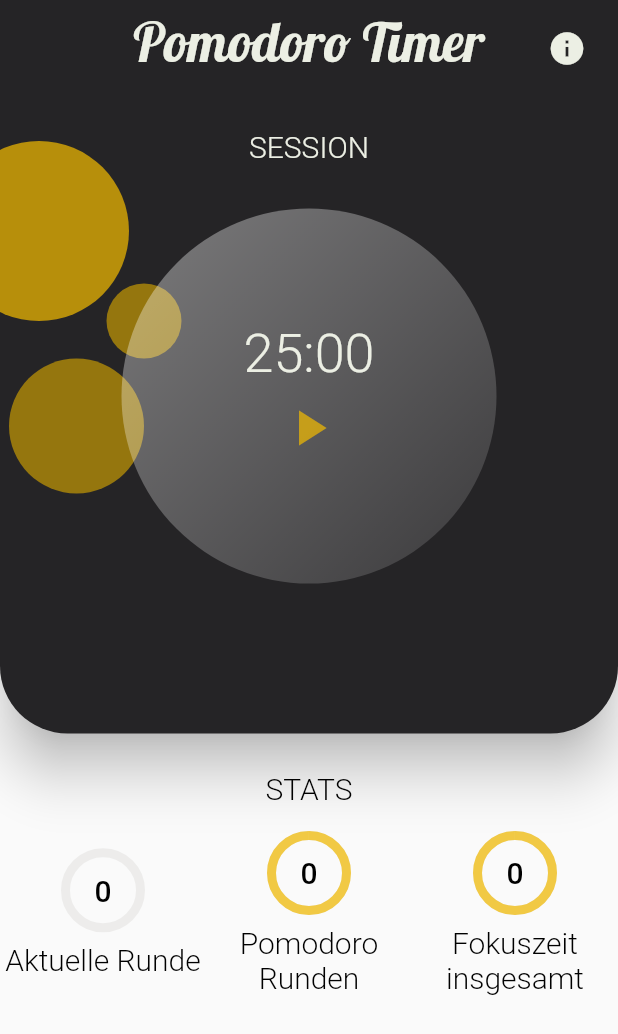
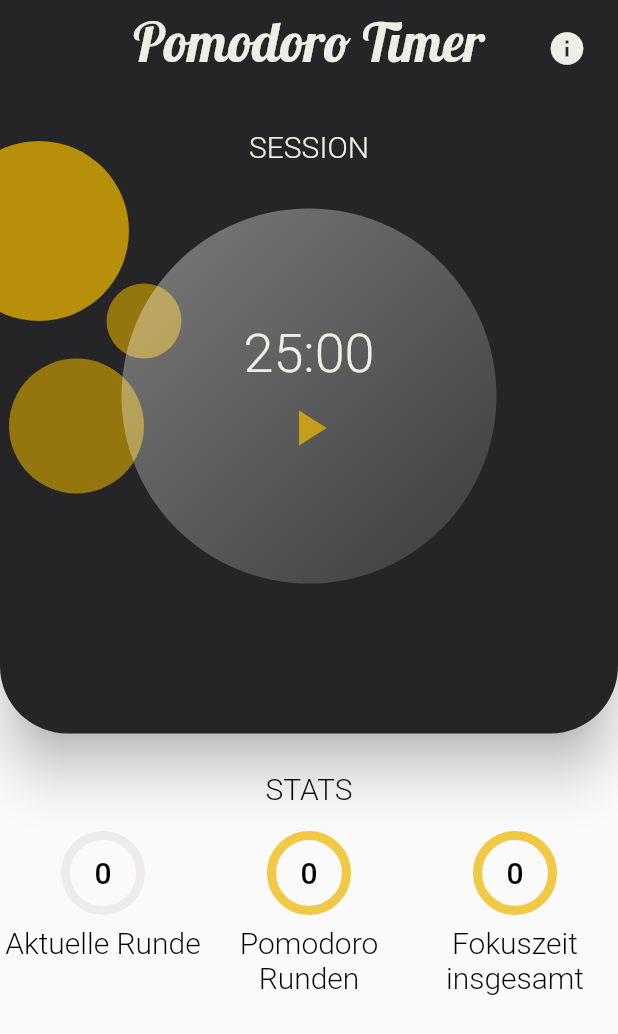
Before and after one commit to franci3/pomodoro-app, a Flutter app: the screen it shows after launch, on a phone screen of 412 x 824 dp. Shown: the top 1034 px of the screen. Run offline on Flutter 3.47's test engine with Material 2 defaults, Android fonts, the phone set to English and light mode, and no system bars; our stand-ins replace audioplayers, get, get_storage; statements that could not run were skipped.

Commit message:
fix stats alignment bug

```diff
--- a/lib/main.dart
+++ b/lib/main.dart
@@ -7,6 +7,7 @@ import 'package:pomodoro_app/screens/home.dart';
 import 'package:pomodoro_app/states/statistics_controller.dart';
 
 void main() async {
+  WidgetsFlutterBinding.ensureInitialized();
   SystemChrome.setPreferredOrientations([DeviceOrientation.portraitUp]);
   Paint.enableDithering = true;
   await GetStorage.init();
--- a/lib/screens/statistics_screen.dart
+++ b/lib/screens/statistics_screen.dart
@@ -25,6 +25,7 @@ class StatisticsScreen extends StatelessWidget {
           Obx(
             () => Row(
               mainAxisAlignment: MainAxisAlignment.spaceEvenly,
+              crossAxisAlignment: CrossAxisAlignment.start,
               children: [
                 StatsCircle(
                   innerCircleText: homeController.roundCount.toString(),
```
